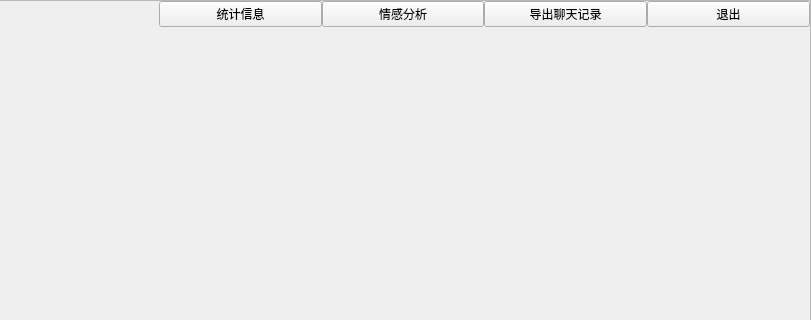
This is app/Ui/contact/contactUi.ui in LC044/WeChatMsg as Qt 5 draws it before an edit; both pictures show x 330 to 1141 and y 0 to 320 of the 1141 by 740 pixel window. The edited form follows.
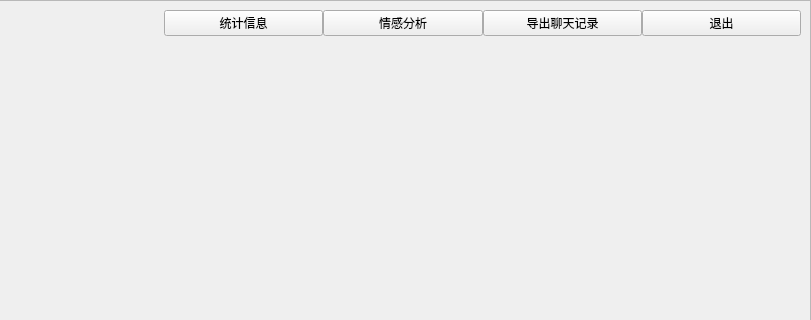
This is the edited form.

Commit message: 窗口切换，使用stackedWidget

Diff of the .ui file:
```diff
--- a/app/Ui/contact/contactUi.ui
+++ b/app/Ui/contact/contactUi.ui
@@ -158,22 +158,7 @@
                                 <property name="frameShadow">
                                     <enum>QFrame::Raised</enum>
                                 </property>
-                                <layout class="QVBoxLayout" name="verticalLayout" stretch="1,30">
-                                    <property name="spacing">
-                                        <number>0</number>
-                                    </property>
-                                    <property name="leftMargin">
-                                        <number>0</number>
-                                    </property>
-                                    <property name="topMargin">
-                                        <number>0</number>
-                                    </property>
-                                    <property name="rightMargin">
-                                        <number>0</number>
-                                    </property>
-                                    <property name="bottomMargin">
-                                        <number>0</number>
-                                    </property>
+                                <layout class="QVBoxLayout" name="verticalLayout">
                                     <item>
                                         <layout class="QHBoxLayout" name="horizontalLayout_3">
                                             <property name="spacing">
@@ -228,10 +213,9 @@
                                         </layout>
                                     </item>
                                     <item>
-                                        <widget class="QWidget" name="widget" native="true">
-                                            <property name="autoFillBackground">
-                                                <bool>true</bool>
-                                            </property>
+                                        <widget class="QStackedWidget" name="stackedWidget">
+                                            <widget class="QWidget" name="page_3"/>
+                                            <widget class="QWidget" name="page_4"/>
                                         </widget>
                                     </item>
                                 </layout>
```
The commit also changes 6 other files.
